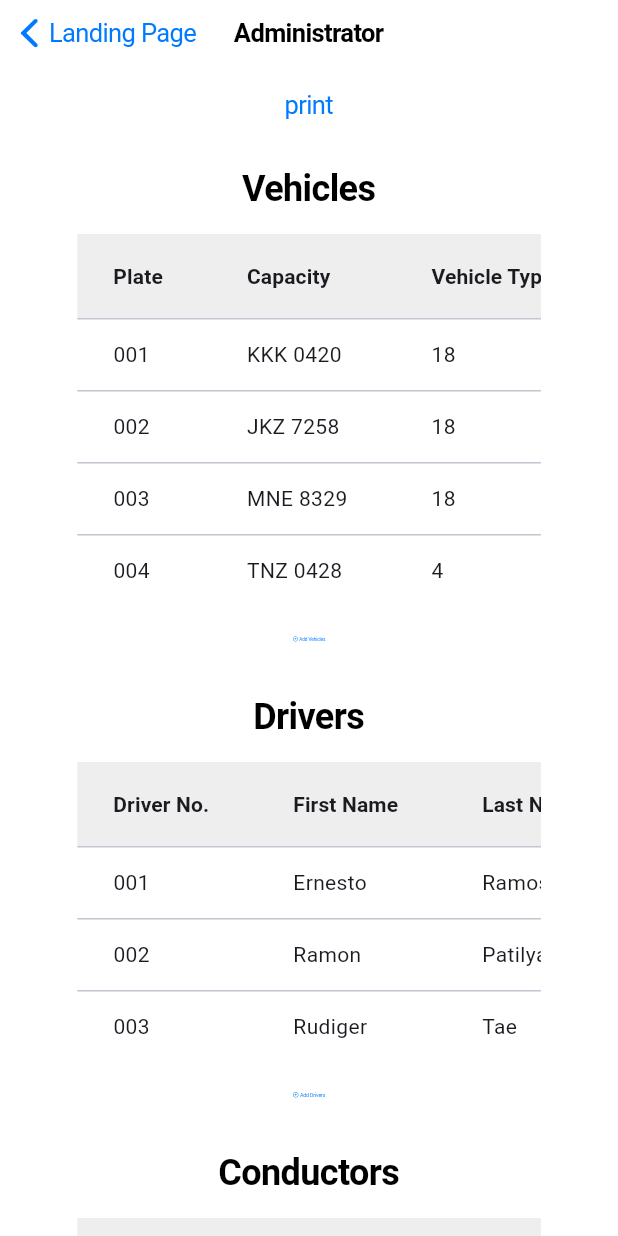
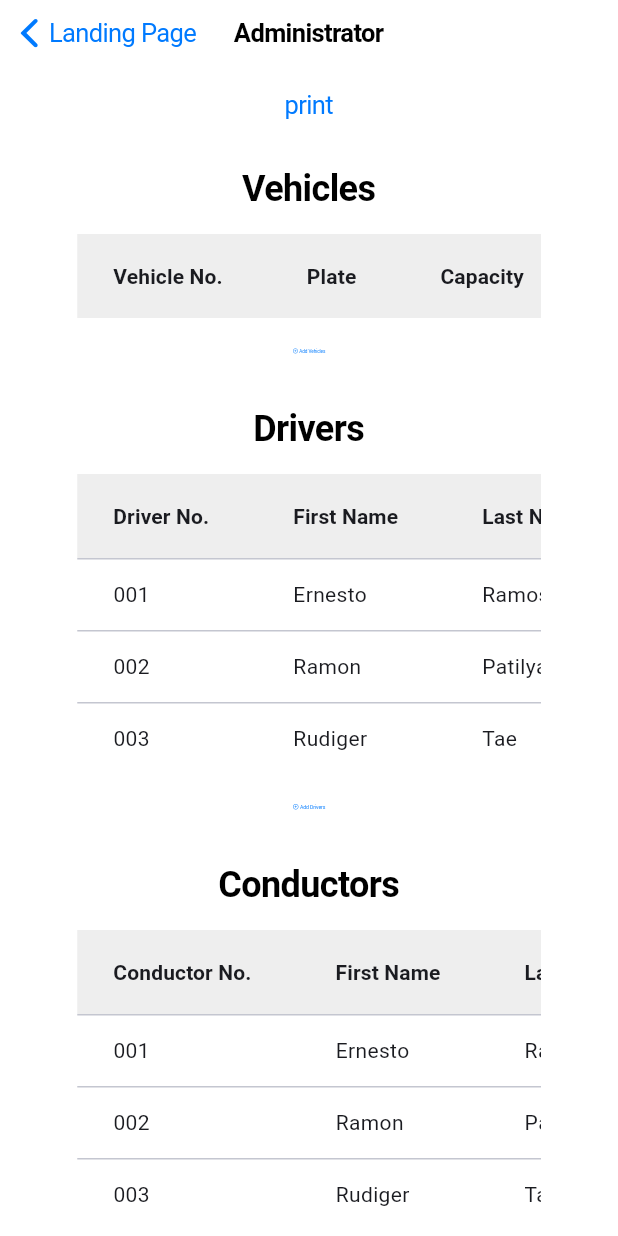
Before and after one commit to yaboi-jepoy/ptts_web_flutter, a Flutter app: the AdminPage screen opened directly, on a phone screen of 412 x 824 dp. Run offline on Flutter 3.47's test engine with Material 3 defaults, Android fonts, the light colour scheme and no system bars; our stand-ins replace sqflite, sqflite_common_ffi; missing offline and left inert: responsive_layout_grid; accounts and stored records are empty.

Commit message:
updated the getVehicles() function
can now be used in admin page with a little bit more data prep

now updates the table in admin page upon refresh after database operation

```diff
--- a/lib/elements/sample_data.dart
+++ b/lib/elements/sample_data.dart
@@ -1,8 +1,8 @@
 var vehicles = [
-  ["001", "KKK 0420", "18"],
-  ["002", "JKZ 7258", "18"],
-  ["003", "MNE 8329", "18"],
-  ["004", "TNZ 0428", "4"],
+  ["001", "KKK 0420", "18", 'UV'],
+  ["002", "JKZ 7258", "18", 'UV'],
+  ["003", "MNE 8329", "18", 'UV'],
+  ["004", "TNZ 0428", "4", "Sedan"],
 ];
 
 var drivers = [
--- a/lib/pages/admin_page.dart
+++ b/lib/pages/admin_page.dart
@@ -4,10 +4,16 @@ import 'package:PTTS/elements/db_tables.dart';
 import 'package:PTTS/elements/sample_data.dart';
 
 class AdminPage extends StatefulWidget {
-  const AdminPage({super.key});
+  AdminPage({super.key});
 
   @override
   State<AdminPage> createState() => _AdminPageState();
+}
+
+// * functions
+void loadVehicles() async {
+  final rows = await DatabaseService.instance.getVehicles();
+  // i can't do setState here
 }
 
 class _AdminPageState extends State<AdminPage> {
@@ -18,6 +24,24 @@ class _AdminPageState extends State<AdminPage> {
   String? _plate;
   int _capacity = 0;
   String? _type;
+
+  // init variables
+  List<List<String>> vehicleRows = [];
+
+  @override
+  // init functions
+  void initState() {
+    super.initState();
+    loadVehicles();
+  }
+
+  // * functions
+  void loadVehicles() async {
+    final rows = await DatabaseService.instance.getVehicles();
+    setState(() {
+      vehicleRows = rows;
+    });
+  }
 
   @override
   Widget build(BuildContext context) {
@@ -53,8 +77,13 @@ class _AdminPageState extends State<AdminPage> {
                 // add new vehicle
                 DbTables(
                   tableTitle: 'Vehicles',
-                  tableColumns: ['Plate', 'Capacity', 'Vehicle Type'],
-                  tableRows: vehicles,
+                  tableColumns: [
+                    'Vehicle No.',
+                    'Plate',
+                    'Capacity',
+                    'Vehicle Type',
+                  ],
+                  tableRows: vehicleRows,
                   buttonPopup: CupertinoAlertDialog(
                     title: Text("Add Vehicle"),
                     content: Column(
--- a/lib/pages/landing_page.dart
+++ b/lib/pages/landing_page.dart
@@ -4,7 +4,6 @@ import 'package:flutter/cupertino.dart';
 import 'package:PTTS/elements/terminal_card.dart';
 import 'admin_page.dart';
 import 'package:responsive_layout_grid/responsive_layout_grid.dart';
-import 'package:PTTS/pages/admin_page.dart';
 import 'package:PTTS/elements/sample_data.dart';
 
 class LandingPage extends StatefulWidget {
```
Also changed, not shown: lib/database/database_service.dart (+14 -3 lines).
